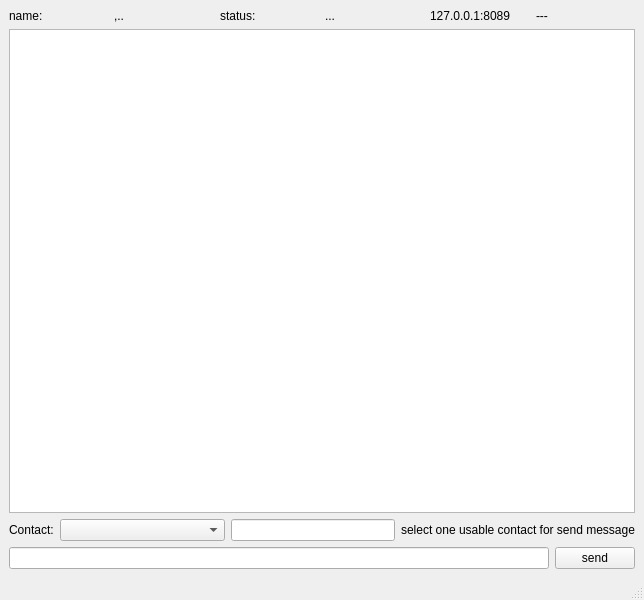
Old version of the form clidui/untitled.ui in the repository envsh/tox-homeserver.
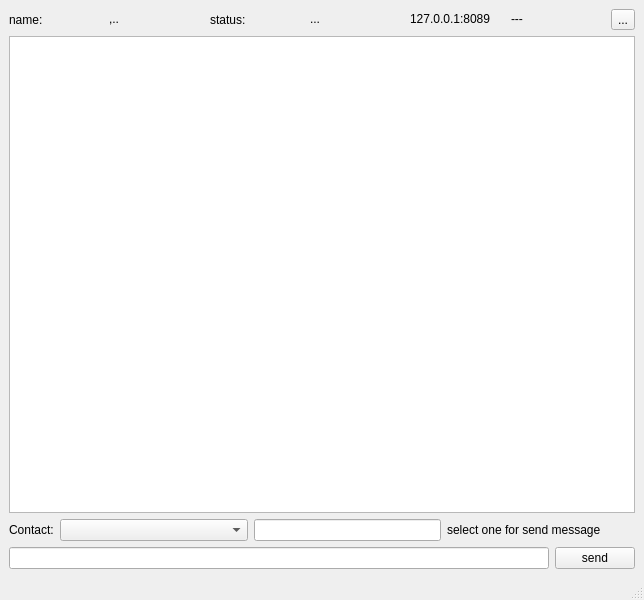
New version of the form.

```diff
--- a/clidui/untitled.ui
+++ b/clidui/untitled.ui
@@ -71,6 +71,19 @@
         </property>
        </widget>
       </item>
+      <item>
+       <widget class="QToolButton" name="toolButton">
+        <property name="focusPolicy">
+         <enum>Qt::NoFocus</enum>
+        </property>
+        <property name="statusTip">
+         <string>重连</string>
+        </property>
+        <property name="text">
+         <string>...</string>
+        </property>
+       </widget>
+      </item>
      </layout>
     </item>
     <item>
@@ -107,7 +120,7 @@
       <item>
        <widget class="QLabel" name="label_6">
         <property name="text">
-         <string>select one usable contact for send message</string>
+         <string>select one for send message</string>
         </property>
        </widget>
       </item>
```
